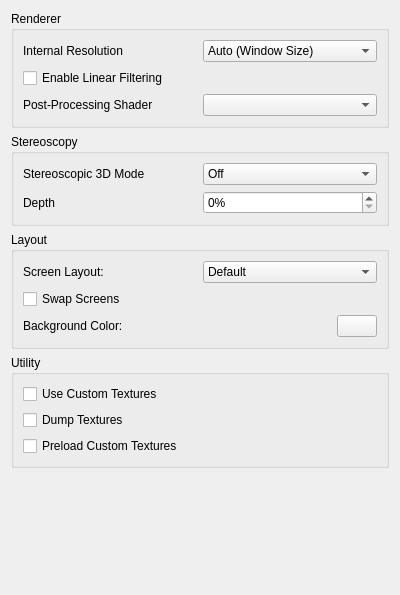
Above: src/citra_qt/configuration/configure_enhancements.ui from nick90845/citra-1 before the change. Below: the same form after it.
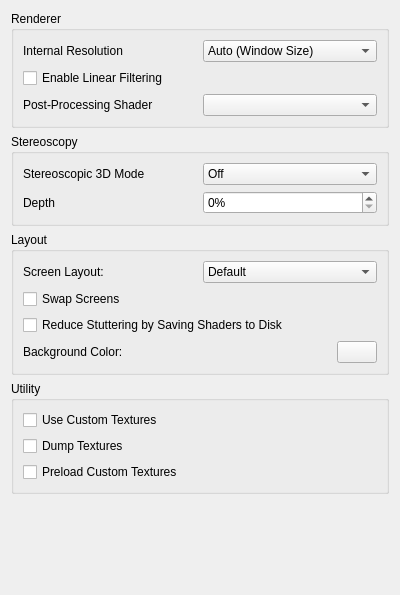
That is the form after the change.

Diff of the .ui file:
```diff
--- a/src/citra_qt/configuration/configure_enhancements.ui
+++ b/src/citra_qt/configuration/configure_enhancements.ui
@@ -239,6 +239,13 @@
         </property>
        </widget>
       </item>
+      <item>
+       <widget class="QCheckBox" name="toggle_disk_cache">
+        <property name="text">
+         <string>Reduce Stuttering by Saving Shaders to Disk</string>
+        </property>
+       </widget>
+      </item>
       <item>
        <layout class="QHBoxLayout" name="horizontalLayout_6">
         <item>
```
